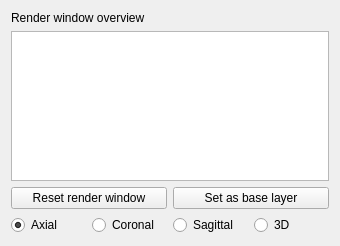
Old version of the form Modules/RenderWindowManagerUI/src/QmitkRenderWindowDataStorageInspector.ui in the repository MITK/MITK.
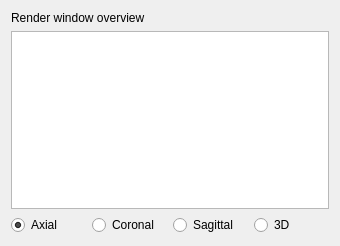
New version of the form.

Commit message:
Clean render window layer controller class
Get rid of unused / unnecessary functionality.
Several classes need to be modified accordingly.
Some functionality will be gone but it was never really used
in the test plugin org_mitk_gui_qt_renderwindowmanager.

Additionally the logic was changed such that passing a nullptr-renderer
not all renderer-specific properties were modified but the global /default
properties.
That's why the class no longer requires "controlled renderer".

Diff of the .ui file:
```diff
--- a/Modules/RenderWindowManagerUI/src/QmitkRenderWindowDataStorageInspector.ui
+++ b/Modules/RenderWindowManagerUI/src/QmitkRenderWindowDataStorageInspector.ui
@@ -38,21 +38,7 @@
    </item>
    <item>
     <layout class="QGridLayout" name="gridLayout">
-     <item row="0" column="0" colspan="2">
-      <widget class="QPushButton" name="pushButtonResetRenderer">
-       <property name="text">
-        <string>Reset render window</string>
-       </property>
-      </widget>
-     </item>
-     <item row="0" column="2" colspan="2">
-      <widget class="QPushButton" name="pushButtonSetAsBaseLayer">
-       <property name="text">
-        <string>Set as base layer</string>
-       </property>
-      </widget>
-     </item>
-     <item row="1" column="0">
+     <item row="0" column="0">
       <widget class="QRadioButton" name="radioButtonAxial">
        <property name="text">
         <string>Axial</string>
@@ -62,21 +48,21 @@
        </property>
       </widget>
      </item>
-     <item row="1" column="1">
+     <item row="0" column="1">
       <widget class="QRadioButton" name="radioButtonCoronal">
        <property name="text">
         <string>Coronal</string>
        </property>
       </widget>
      </item>
-     <item row="1" column="2">
+     <item row="0" column="2">
       <widget class="QRadioButton" name="radioButtonSagittal">
        <property name="text">
         <string>Sagittal</string>
        </property>
       </widget>
      </item>
-     <item row="1" column="3">
+	 <item row="0" column="3">
       <widget class="QRadioButton" name="radioButton3D">
        <property name="text">
         <string>3D</string>
```
The commit also changes 8 other files.
